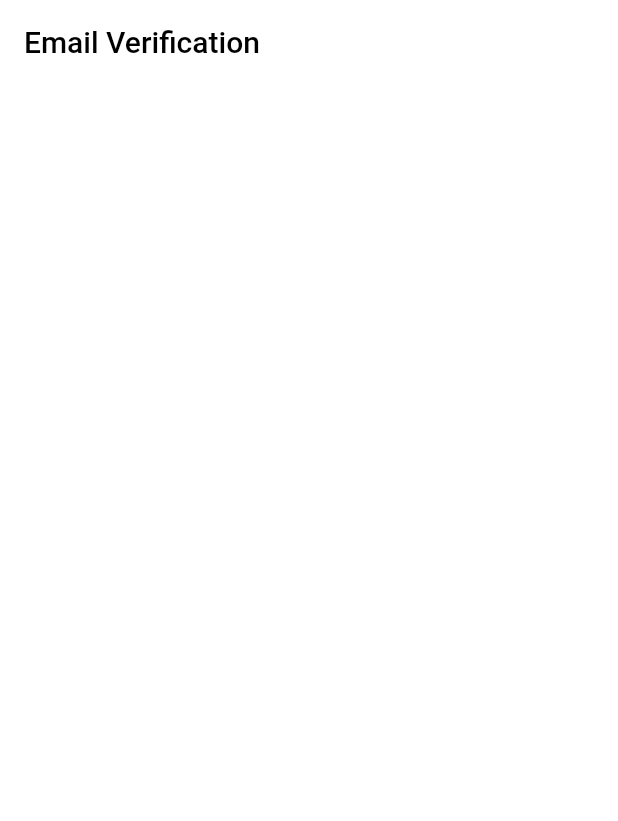
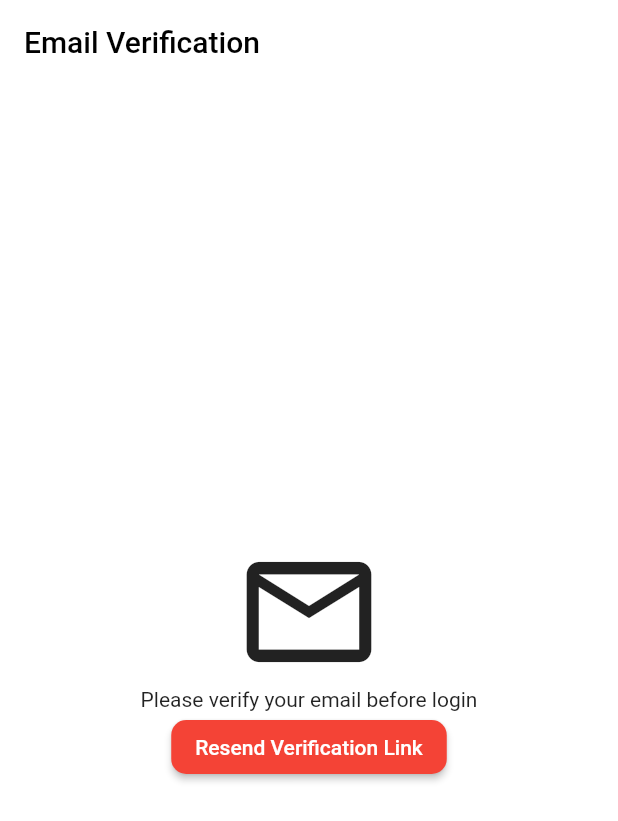
Before and after one commit to Zohaib1397/z_task_manager, a Flutter app: the screen it shows after launch, on a phone screen of 412 x 824 dp. Shown: the top 821 px of the screen. Run offline on Flutter 3.47's test engine with Material 2 defaults, Android fonts, the phone set to English and light mode, and no system bars; our stand-ins replace firebase_auth, firebase_core; missing offline and left inert: flex_color_picker; accounts and stored records are empty; statements that could not run were skipped.

Commit message:
Stylizing EmailVerificationScreen.dart

```diff
--- a/lib/screens/EmailVerificationScreen.dart
+++ b/lib/screens/EmailVerificationScreen.dart
@@ -7,23 +7,26 @@ class EmailVerificationScreen extends StatefulWidget {
   const EmailVerificationScreen({super.key});
 
   @override
-  State<EmailVerificationScreen> createState() => _EmailVerificationScreenState();
+  State<EmailVerificationScreen> createState() =>
+      _EmailVerificationScreenState();
 }
 
 class _EmailVerificationScreenState extends State<EmailVerificationScreen> {
   bool isEmailVerified = false;
   final _auth = FirebaseAuth.instance;
   Timer? timer;
+
   @override
   void initState() {
     super.initState();
 
     isEmailVerified = _auth.currentUser!.emailVerified;
 
-    if(!isEmailVerified){
+    if (!isEmailVerified) {
       sendVerificationEmail();
 
-      timer = Timer.periodic(Duration(seconds:3), (timer) => checkEmailVerification());
+      timer = Timer.periodic(
+          Duration(seconds: 3), (timer) => checkEmailVerification());
     }
   }
 
@@ -33,32 +36,54 @@ class _EmailVerificationScreenState extends State<EmailVerificationScreen> {
     super.dispose();
   }
 
-
-  void checkEmailVerification() {}
-  Future<void> sendVerificationEmail() async{
-    try{
-      await _auth.currentUser!.sendEmailVerification();
-    }catch(e){
+  void checkEmailVerification() async {
+    try {
+      isEmailVerified = _auth.currentUser!.emailVerified;
+    } catch (e) {
       print(e.toString());
     }
   }
 
+  Future<void> sendVerificationEmail() async {
+    try {
+      await _auth.currentUser!.sendEmailVerification();
+    } catch (e) {
+      print(e.toString());
+    }
+  }
 
   @override
   Widget build(BuildContext context) {
-    return false? const HomeScreen() : Scaffold(
+    return false
+        ? const HomeScreen()
+        : Scaffold(
             backgroundColor: Colors.white,
             appBar: AppBar(
               iconTheme: IconThemeData(color: Colors.black),
               elevation: 0,
-        title: const Text("Email Verification",style: TextStyle(color: Colors.black),),
+              title: const Text(
+                "Email Verification",
+                style: TextStyle(color: Colors.black),
+              ),
               backgroundColor: Colors.white,
             ),
-      body: Column(
-
+            body: Center(
+              child: Column(
+                mainAxisAlignment: MainAxisAlignment.center,
+                children: [
+                  Icon(Icons.email_outlined,size: 100,),
+                  Text("Please verify your email before login"),
+                  MaterialButton(
+                    color: Theme.of(context).primaryColor,
+                    shape: RoundedRectangleBorder(
+                      borderRadius: BorderRadius.circular(10),
+                    ),
+                    onPressed: () {},
+                    child: Text("Resend Verification Link",style: TextStyle(color: Colors.white),),
+                  ),
+                ],
+              ),
             ),
           );
   }
-
-
 }
```
Lines whose indentation alone changed are shown as unchanged.
